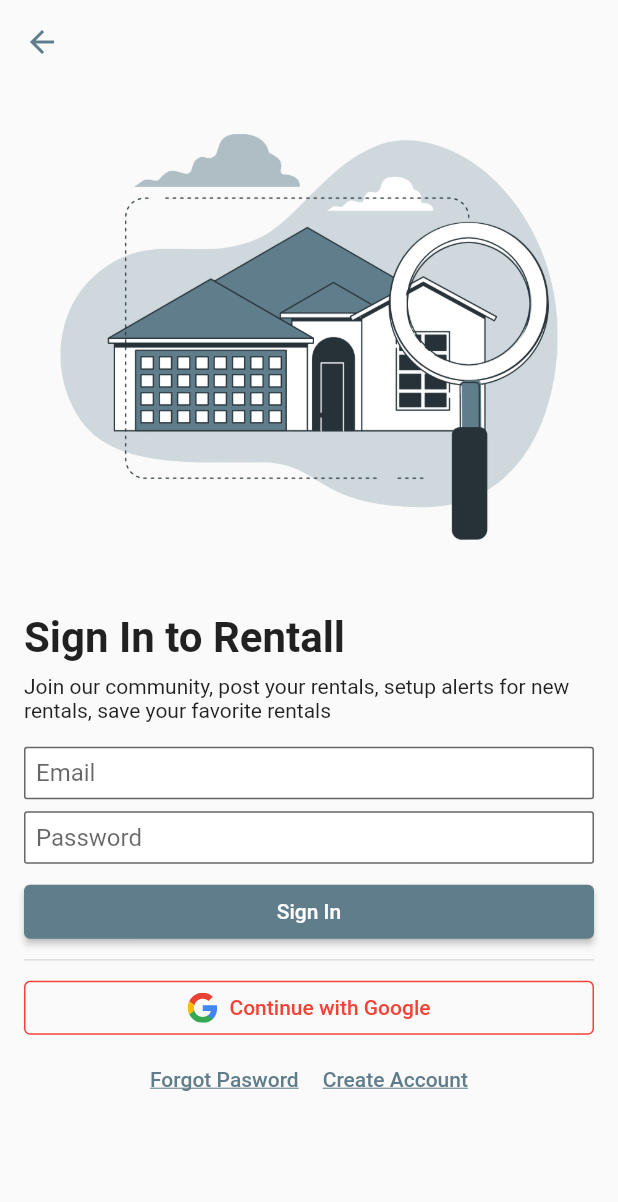
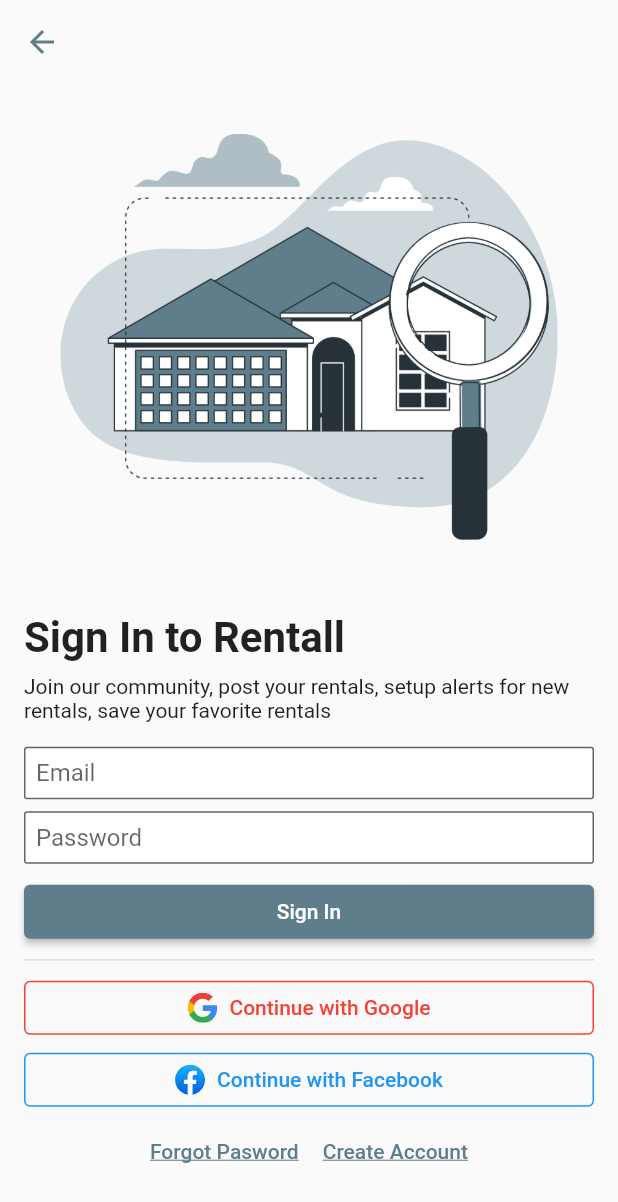
Before and after one commit to khttps/rentall, a Flutter app: the AuthScreen screen opened by its route, on a phone screen of 412 x 824 dp. Shown: the top 1202 px of the screen. Run offline on Flutter 3.47's test engine with Material 2 defaults, Android fonts, the phone set to English and light mode, and no system bars; drawn by our look-alikes of expandable_page_view, flutter_form_builder; our stand-ins replace bloc, cached_network_image, carousel_slider, cloud_firestore, easy_localization, equatable and 14 more; missing offline and left inert: algolia, flutter_facebook_auth, google_place, phone_number; accounts and stored records are empty.

Commit message:
Added Facebook Login

```diff
--- a/lib/screens/auth/view/widgets/auth_form.dart
+++ b/lib/screens/auth/view/widgets/auth_form.dart
@@ -70,18 +70,7 @@
                 }
                 return null;
               },
-              decoration: InputDecoration(
-                hintText: 'Password',
-                // prefixIcon: const Icon(Icons.lock),
-                // suffixIcon: IconButton(
-                //   icon: const Icon(Icons.remove_red_eye),
-                //   onPressed: () {
-                //     setState(() {
-                //       _obscureText = !_obscureText;
-                //     });
-                //   },
-                // ),
-              ),
+              decoration: const InputDecoration(hintText: 'Password'),
             ),
             const SizedBox(height: 8.0),
             SizedBox(
@@ -109,12 +98,16 @@
                 BlocProvider.of<AuthBloc>(context).add(const SignInByGoogle());
               },
             ),
-            // SocialButton(
-            //   text: '${widget.label} with Facebook',
-            //   color: Colors.blue,
-            //   asset: 'assets/images/facebook.png',
-            //   onPressed: () {},
-            // ),
+            SocialButton(
+              text: 'Continue with Facebook',
+              color: Colors.blue,
+              asset: 'assets/images/facebook.svg',
+              onPressed: () {
+                BlocProvider.of<AuthBloc>(context).add(
+                  const SignInByFacebook(),
+                );
+              },
+            ),
             Row(
               mainAxisAlignment: MainAxisAlignment.center,
               children: widget.actions,
```
Also changed, not shown: assets/images/facebook.svg (added), 6 other files.
